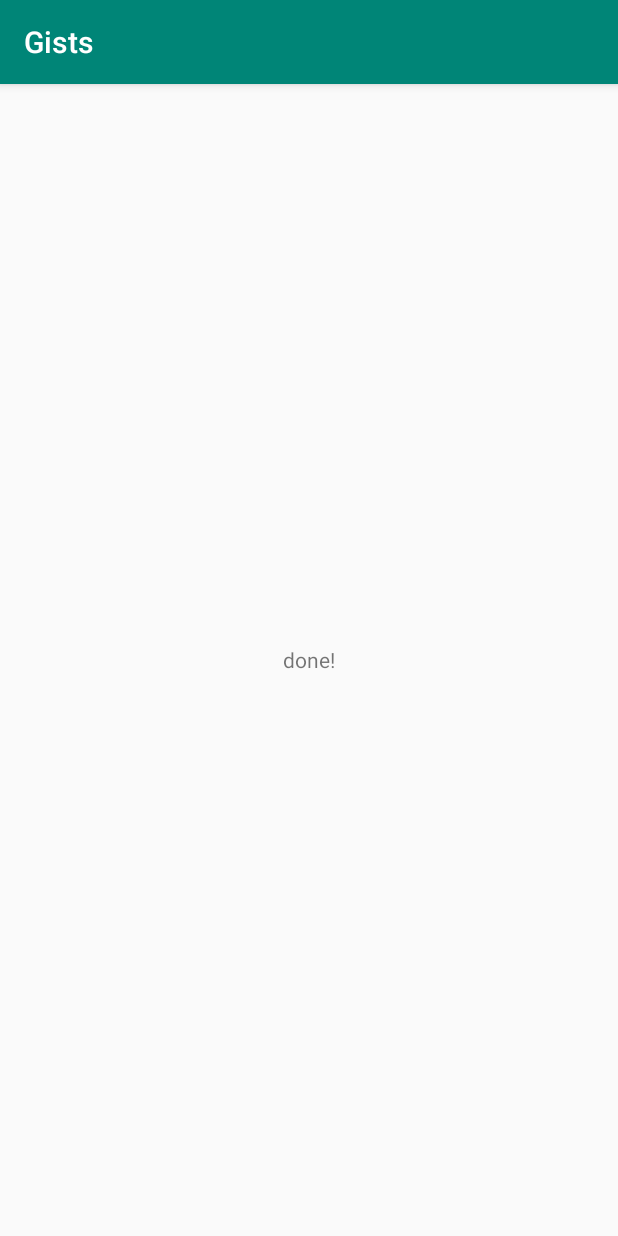
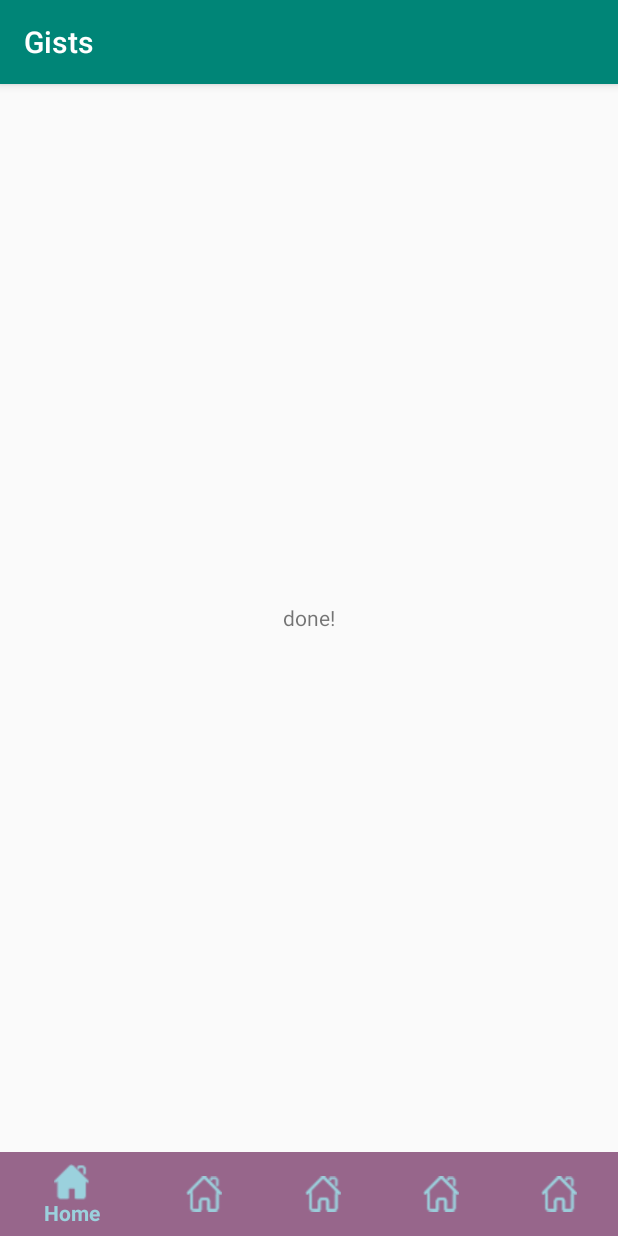
Before and after one commit to francislainy/MyGists, an Android app: the screen it shows after launch (MainActivity), on a phone screen of 412 x 824 dp. Run offline under Robolectric (Android 15) with nearby library versions, the phone set to English and light mode, and no system bars.

Commit message:
Add bottom and block landscape on manifest file

```diff
--- a/app/build.gradle
+++ b/app/build.gradle
@@ -25,11 +25,14 @@ android {
 dependencies {
     implementation fileTree(dir: 'libs', include: ['*.jar'])
     implementation "org.jetbrains.kotlin:kotlin-stdlib-jdk7:$kotlin_version"
-    implementation 'androidx.appcompat:appcompat:1.0.0-beta01'
+    implementation 'androidx.appcompat:appcompat:1.1.0-alpha02'
     implementation 'androidx.core:core-ktx:1.1.0-alpha04'
-    implementation 'androidx.constraintlayout:constraintlayout:1.1.2'
-    implementation 'androidx.legacy:legacy-support-v4:1.0.0-beta01'
+    implementation 'androidx.constraintlayout:constraintlayout:1.1.3'
+    implementation 'androidx.legacy:legacy-support-v4:1.0.0'
+    implementation 'com.google.android.material:material:1.1.0-alpha03'
     testImplementation 'junit:junit:4.12'
-    androidTestImplementation 'androidx.test:runner:1.1.0-alpha4'
-    androidTestImplementation 'androidx.test.espresso:espresso-core:3.1.0-alpha4'
+    androidTestImplementation 'androidx.test:runner:1.1.2-alpha01'
+    androidTestImplementation 'androidx.test.espresso:espresso-core:3.1.2-alpha01'
+
+
 }
--- a/app/src/main/AndroidManifest.xml
+++ b/app/src/main/AndroidManifest.xml
@@ -12,9 +12,12 @@
             android:roundIcon="@mipmap/ic_launcher_round"
             android:supportsRtl="true"
             android:theme="@style/AppTheme">
-        <activity android:name=".activities.MainActivity">
+        <activity android:name=".activities.MainActivity"
+                  android:configChanges="orientation"
+                  android:screenOrientation="portrait">
             <intent-filter>
                 <action android:name="android.intent.action.MAIN"/>
+                <action android:name="android.intent.action.VIEW"/>
 
                 <category android:name="android.intent.category.LAUNCHER"/>
             </intent-filter>
--- a/app/src/main/java/com/francislainy/gists/activities/MainActivity.kt
+++ b/app/src/main/java/com/francislainy/gists/activities/MainActivity.kt
@@ -1,10 +1,13 @@
 package com.francislainy.gists.activities
 
 import android.os.Bundle
+import android.view.MenuItem
 import androidx.appcompat.app.AppCompatActivity
 import androidx.fragment.app.FragmentManager
 import com.francislainy.gists.R
 import com.francislainy.gists.fragments.FragmentCounter
+import com.google.android.material.bottomnavigation.BottomNavigationView.OnNavigationItemSelectedListener
+import kotlinx.android.synthetic.main.bottom_bar_navigation.*
 
 class MainActivity : AppCompatActivity() {
 
@@ -12,6 +15,64 @@ class MainActivity : AppCompatActivity() {
         super.onCreate(savedInstanceState)
         setContentView(R.layout.activity_main)
 
+        bottomBarNavigationView()
+    }
+
+    private fun bottomBarNavigationView() {
+
+        navigation.setOnNavigationItemSelectedListener(onNavigationItemSelectedListener)
+        navigation.selectedItemId = R.id.tab_home
+    }
+
+    private val onNavigationItemSelectedListener = object : OnNavigationItemSelectedListener {
+        override fun onNavigationItemSelected(item: MenuItem): Boolean {
+
+            when (item.itemId) {
+                R.id.tab_home -> {
+//                    displayView(HOME_MAIN)
+
+                    replaceFragment()
+
+                    return true
+                }
+
+                R.id.tab_fitness -> {
+//                    displayView(HOME_MAIN)
+
+                    replaceFragment()
+
+                    return true
+                }
+
+                R.id.tab_nutrition -> {
+//                    displayView(HOME_MAIN)
+
+                    replaceFragment()
+
+                    return true
+                }
+
+                R.id.tab_eap -> {
+//                    displayView(HOME_MAIN)
+
+                    replaceFragment()
+
+                    return true
+                }
+
+                R.id.tab_more -> {
+//                    displayView(HOME_MAIN)
+
+                    replaceFragment()
+
+                    return true
+                }
+            }
+            return false
+        }
+    }
+
+    private fun replaceFragment() {
         val fragmentManager: FragmentManager = supportFragmentManager
         fragmentManager.beginTransaction().add(R.id.container_body, FragmentCounter()).commit()
     }
--- a/app/src/main/java/com/francislainy/gists/fragments/FragmentCounter.kt
+++ b/app/src/main/java/com/francislainy/gists/fragments/FragmentCounter.kt
@@ -6,13 +6,13 @@ import android.view.LayoutInflater
 import android.view.View
 import android.view.ViewGroup
 import androidx.fragment.app.Fragment
-import kotlinx.android.synthetic.main.fragment_fragment_counter.*
+import kotlinx.android.synthetic.main.fragment_counter.*
 
 
 class FragmentCounter : Fragment() {
 
     override fun onCreateView(inflater: LayoutInflater, container: ViewGroup?, savedInstanceState: Bundle?): View? {
-        return inflater.inflate(com.francislainy.gists.R.layout.fragment_fragment_counter, container, false)
+        return inflater.inflate(com.francislainy.gists.R.layout.fragment_counter, container, false)
     }
 
     override fun onViewCreated(view: View, savedInstanceState: Bundle?) {
--- /dev/null
+++ b/app/src/main/res/drawable/selector_home_tab.xml
@@ -0,0 +1,5 @@
+<?xml version="1.0" encoding="utf-8"?>
+<selector xmlns:android="http://schemas.android.com/apk/res/android">
+    <item android:drawable="@drawable/home_blue" android:state_selected="true"/>
+    <item android:drawable="@drawable/home_white" android:state_selected="false"/>
+</selector>
--- a/app/src/main/res/layout/activity_main.xml
+++ b/app/src/main/res/layout/activity_main.xml
@@ -1,19 +1,26 @@
 <?xml version="1.0" encoding="utf-8"?>
-<androidx.constraintlayout.widget.ConstraintLayout
+<LinearLayout
         xmlns:android="http://schemas.android.com/apk/res/android"
         xmlns:tools="http://schemas.android.com/tools"
         xmlns:app="http://schemas.android.com/apk/res-auto"
         android:layout_width="match_parent"
         android:layout_height="match_parent"
+        android:orientation="vertical"
         tools:context=".activities.MainActivity">
 
     <FrameLayout
             android:id="@+id/container_body"
             android:layout_width="match_parent"
-            android:layout_height="match_parent"
+            android:layout_height="0dp"
+            android:layout_weight="1"
             app:layout_constraintBottom_toBottomOf="parent"
             app:layout_constraintLeft_toLeftOf="parent"
             app:layout_constraintRight_toRightOf="parent"
             app:layout_constraintTop_toTopOf="parent"/>
 
-</androidx.constraintlayout.widget.ConstraintLayout>
+    <include
+            layout="@layout/bottom_bar_navigation"
+            android:layout_width="match_parent"
+            android:layout_height="56dp" />
+
+</LinearLayout>
--- /dev/null
+++ b/app/src/main/res/layout/bottom_bar_navigation.xml
@@ -0,0 +1,20 @@
+<?xml version="1.0" encoding="utf-8"?>
+<LinearLayout xmlns:android="http://schemas.android.com/apk/res/android"
+              xmlns:app="http://schemas.android.com/apk/res-auto"
+              android:orientation="vertical"
+              android:layout_width="match_parent"
+              android:layout_height="wrap_content">
+
+    <com.google.android.material.bottomnavigation.BottomNavigationView
+            android:id="@+id/navigation"
+            android:layout_width="match_parent"
+            android:layout_height="match_parent"
+            android:layout_gravity="bottom"
+            android:background="?android:attr/windowBackground"
+            app:itemBackground="@color/purple_light"
+            android:foreground="?attr/selectableItemBackground"
+            app:itemIconTint="@color/blue_clear_ocean"
+            app:itemTextColor="@color/blue_clear_ocean"
+            app:menu="@menu/bottom_main_menu"/>
+
+</LinearLayout>
--- /dev/null
+++ b/app/src/main/res/menu/bottom_main_menu.xml
@@ -0,0 +1,35 @@
+<?xml version="1.0" encoding="utf-8"?>
+<menu xmlns:android="http://schemas.android.com/apk/res/android"
+      xmlns:app="http://schemas.android.com/apk/res-auto">
+
+    <item
+            android:id="@+id/tab_home"
+            android:icon="@drawable/selector_home_tab"
+            android:title="@string/tab_home"
+            app:showAsAction="always"/>
+
+    <item
+            android:id="@+id/tab_fitness"
+            android:icon="@drawable/selector_home_tab"
+            android:title="Fitness"
+            app:showAsAction="always"/>
+
+    <item
+            android:id="@+id/tab_nutrition"
+            android:icon="@drawable/selector_home_tab"
+            android:title="Nutrition"
+            app:showAsAction="always"/>
+
+    <item
+            android:id="@+id/tab_eap"
+            android:icon="@drawable/selector_home_tab"
+            android:title="EAP"
+            app:showAsAction="always"/>
+
+    <item
+            android:id="@+id/tab_more"
+            android:icon="@drawable/selector_home_tab"
+            android:title="More"
+            app:showAsAction="always"/>
+
+</menu>
--- a/app/src/main/res/values/colors.xml
+++ b/app/src/main/res/values/colors.xml
@@ -3,4 +3,10 @@
     <color name="colorPrimary">#008577</color>
     <color name="colorPrimaryDark">#00574B</color>
     <color name="colorAccent">#D81B60</color>
+
+    <color name="purple_dark">#351d50</color>
+    <color name="purple_light">#97668b</color>
+
+    <color name="blue_clear_ocean">#9BD1DD</color>
+
 </resources>
--- a/app/src/main/res/values/strings.xml
+++ b/app/src/main/res/values/strings.xml
@@ -1,6 +1,5 @@
 <resources>
     <string name="app_name">Gists</string>
-
-    <!-- TODO: Remove or change this placeholder text -->
     <string name="hello_blank_fragment">Hello blank fragment</string>
+    <string name="tab_home">Home</string>
 </resources>
```
Also changed, not shown: app/src/main/res/drawable/home_blue.png (added), app/src/main/res/drawable/home_white.png (added), app/src/main/res/layout/fragment_counter.xml (renamed from app/src/main/res/layout/fragment_fragment_counter.xml).
